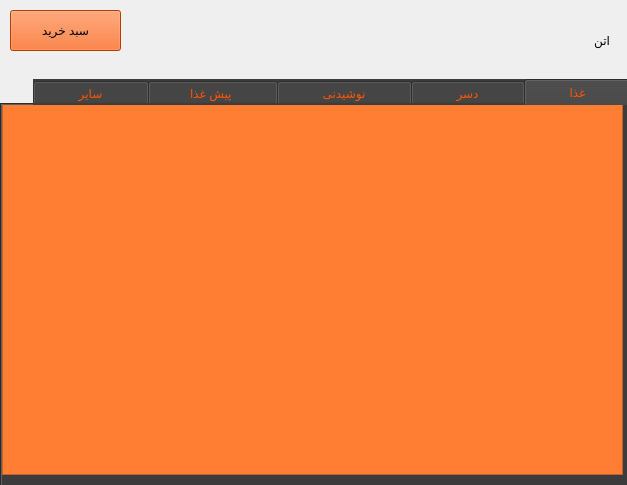
First picture: the form in restaurantMenu.ui, repository pooratho/FOOD, before the edit.
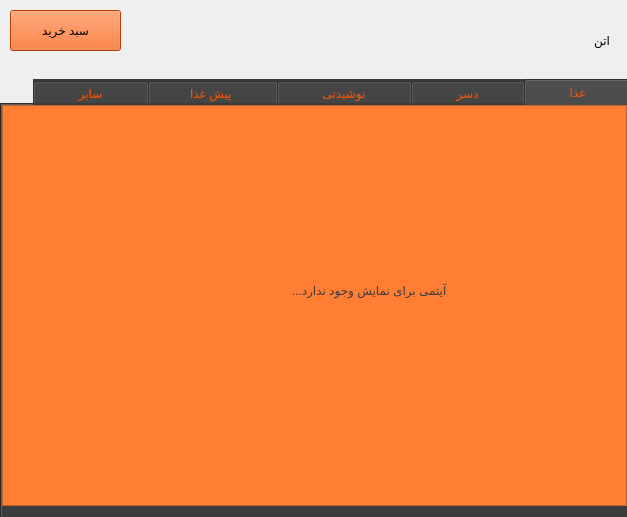
Second picture: the form after the edit. The open tabs and pages were chosen to show the change. Icons and pictures are not drawn.

Commit message: design restaurant owners main page

```diff
--- a/restaurantMenu.ui
+++ b/restaurantMenu.ui
@@ -7,7 +7,7 @@
     <x>0</x>
     <y>0</y>
     <width>627</width>
-    <height>485</height>
+    <height>517</height>
    </rect>
   </property>
   <property name="windowTitle">
@@ -19,7 +19,7 @@
      <x>0</x>
      <y>79</y>
      <width>631</width>
-     <height>411</height>
+     <height>441</height>
     </rect>
    </property>
    <property name="layoutDirection">
@@ -37,28 +37,36 @@
     <attribute name="title">
      <string>          غذا          </string>
     </attribute>
-    <widget class="QWidget" name="widget" native="true">
+    <widget class="QListWidget" name="listWidget_6">
      <property name="geometry">
       <rect>
        <x>0</x>
-       <y>-1</y>
-       <width>621</width>
-       <height>381</height>
+       <y>0</y>
+       <width>625</width>
+       <height>401</height>
       </rect>
      </property>
-     <widget class="QListWidget" name="listWidget_6">
-      <property name="geometry">
-       <rect>
-        <x>0</x>
-        <y>0</y>
-        <width>621</width>
-        <height>371</height>
-       </rect>
-      </property>
-      <property name="styleSheet">
-       <string notr="true">background-color: rgb(255, 126, 52);</string>
-      </property>
-     </widget>
+     <property name="styleSheet">
+      <string notr="true">background-color: rgb(255, 126, 52);</string>
+     </property>
+    </widget>
+    <widget class="QLabel" name="label_6">
+     <property name="geometry">
+      <rect>
+       <x>160</x>
+       <y>160</y>
+       <width>291</width>
+       <height>51</height>
+      </rect>
+     </property>
+     <property name="styleSheet">
+      <string notr="true">background-color: rgb(255, 126, 52);
+color: rgb(60, 60, 60);
+font: 18pt &quot;B Farnaz&quot;;</string>
+     </property>
+     <property name="text">
+      <string>  آیتمی برای نمایش وجود ندارد...</string>
+     </property>
     </widget>
    </widget>
    <widget class="QWidget" name="tab_2">
```
Left out of the diff: 82 changed lines with no effect on the pictures. The commit also changes 2 other files.
